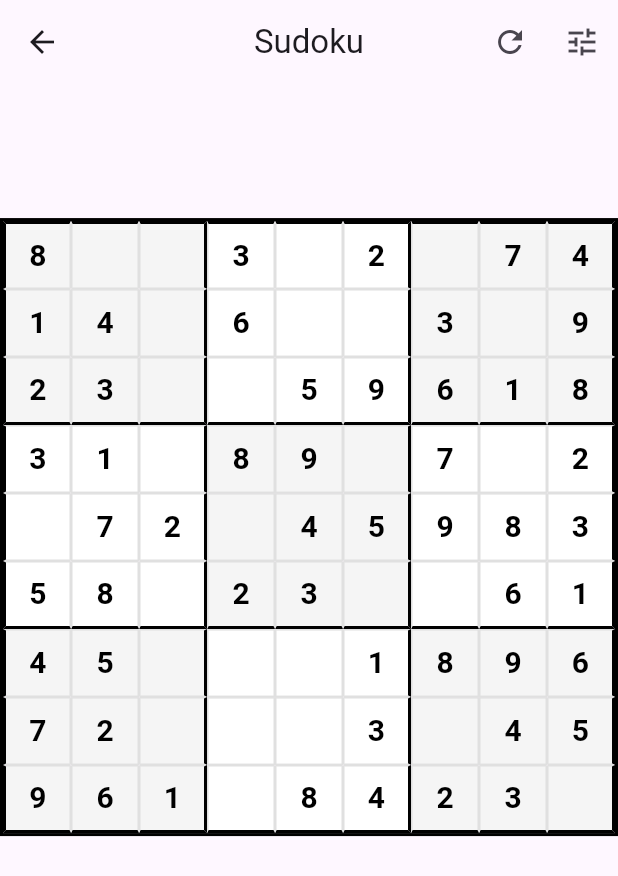
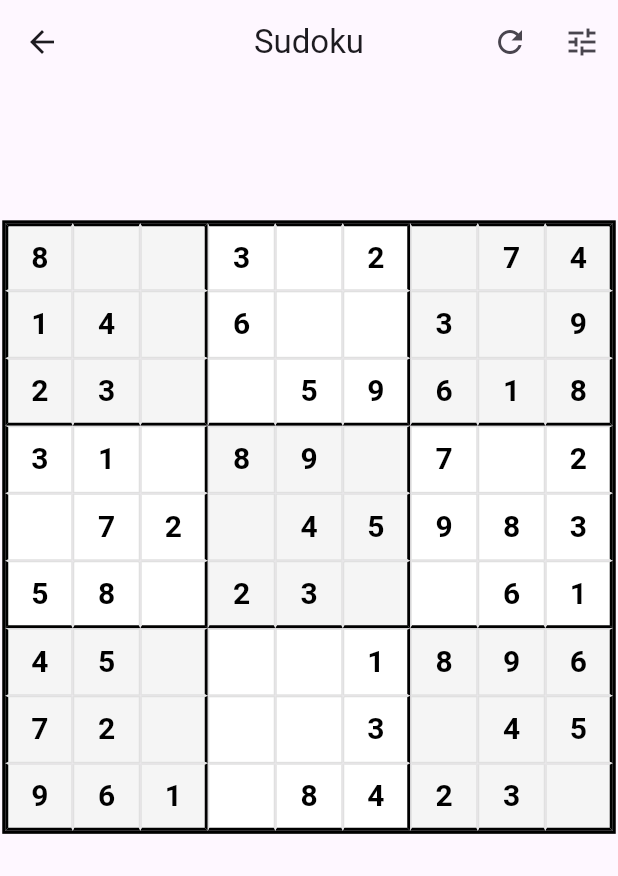
Before and after one commit to Rebort-a/OnePiece, a Flutter app: the SudokuPage screen opened directly, on a phone screen of 412 x 824 dp. Shown: the top 876 px of the screen. Run offline on Flutter 3.47's test engine with Material 3 defaults, Android fonts, the light colour scheme and no system bars.

Commit message:
0080.调整布局

```diff
--- a/treasure/lib/03.animal_chess/foundation_widget.dart
+++ b/treasure/lib/03.animal_chess/foundation_widget.dart
@@ -23,6 +23,7 @@ class FoundationalWidget extends StatelessWidget {
 
   Widget _buildChessBoard() => AspectRatio(
     aspectRatio: 1,
+    child: Center(
       child: Container(
         decoration: _boardDecoration(),
         child: ValueListenableBuilder(
@@ -38,6 +39,7 @@ class FoundationalWidget extends StatelessWidget {
                 child: _buildBoardGrid(map, boardSize, scaleFactor),
               );
             },
+          ),
         ),
       ),
     ),
--- a/treasure/lib/05.gobang/foundation_widget.dart
+++ b/treasure/lib/05.gobang/foundation_widget.dart
@@ -10,7 +10,7 @@ class FoundationalWidget extends StatelessWidget {
   const FoundationalWidget({super.key, required this.manager});
 
   @override
-  Widget build(BuildContext context) => _buildChessBoard();
+  Widget build(BuildContext context) => Center(child: _buildChessBoard());
 
   Widget _buildChessBoard() => AspectRatio(
     aspectRatio: 1.0,
--- a/treasure/lib/07.weiqi/foundation_widget.dart
+++ b/treasure/lib/07.weiqi/foundation_widget.dart
@@ -12,7 +12,7 @@ class GoFoundationWidget extends StatelessWidget {
 
   Widget _buildBoard() => AspectRatio(
     aspectRatio: 1.0,
-
+    child: Center(
       child: Container(
         decoration: BoxDecoration(
           color: const Color(0xFFE6B87D),
@@ -51,6 +51,7 @@ class GoFoundationWidget extends StatelessWidget {
               },
             );
           },
+        ),
       ),
     ),
   );
--- a/treasure/lib/08.sudoku/page.dart
+++ b/treasure/lib/08.sudoku/page.dart
@@ -71,6 +71,7 @@ class SudokuPage extends StatelessWidget {
   Widget _buildBoardArea() => Center(
     child: AspectRatio(
       aspectRatio: 1,
+      child: Center(
         child: Container(
           decoration: BoxDecoration(
             border: Border.all(color: Colors.black, width: 2),
@@ -79,7 +80,10 @@ class SudokuPage extends StatelessWidget {
             valueListenable: _manager.cells,
             builder: (_, cells, __) => LayoutBuilder(
               builder: (context, constraints) {
-              final size = _calculateBoardSize(constraints, _manager.boardSize);
+                final size = _calculateBoardSize(
+                  constraints,
+                  _manager.boardSize,
+                );
                 return SizedBox(
                   width: size,
                   height: size,
@@ -100,6 +104,7 @@ class SudokuPage extends StatelessWidget {
                   ),
                 );
               },
+            ),
           ),
         ),
       ),
--- a/treasure/lib/10.three_tiles/page.dart
+++ b/treasure/lib/10.three_tiles/page.dart
@@ -89,7 +89,7 @@ class ThreeTilesPage extends StatelessWidget {
                     columnCount: 6,
                     rowCount: 8,
                     lineColor: Colors.grey[300]!,
-                    lineWidth: 4.0,
+                    lineWidth: 2.0,
                   ),
                 ),
 
```
Lines whose indentation alone changed are shown as unchanged.
